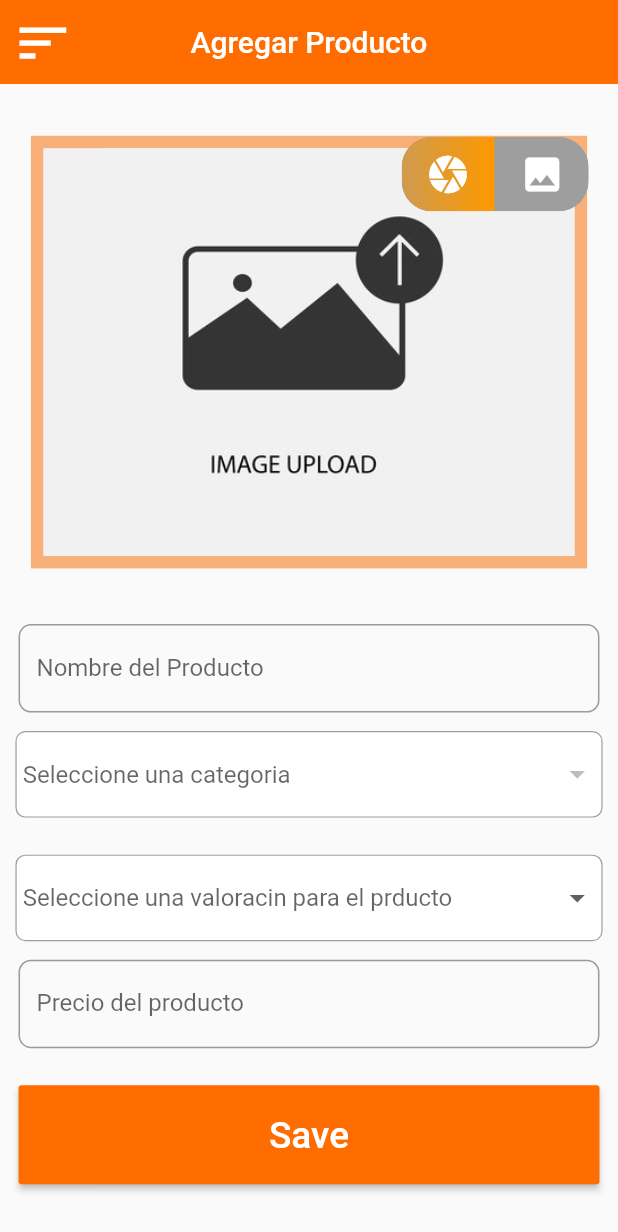
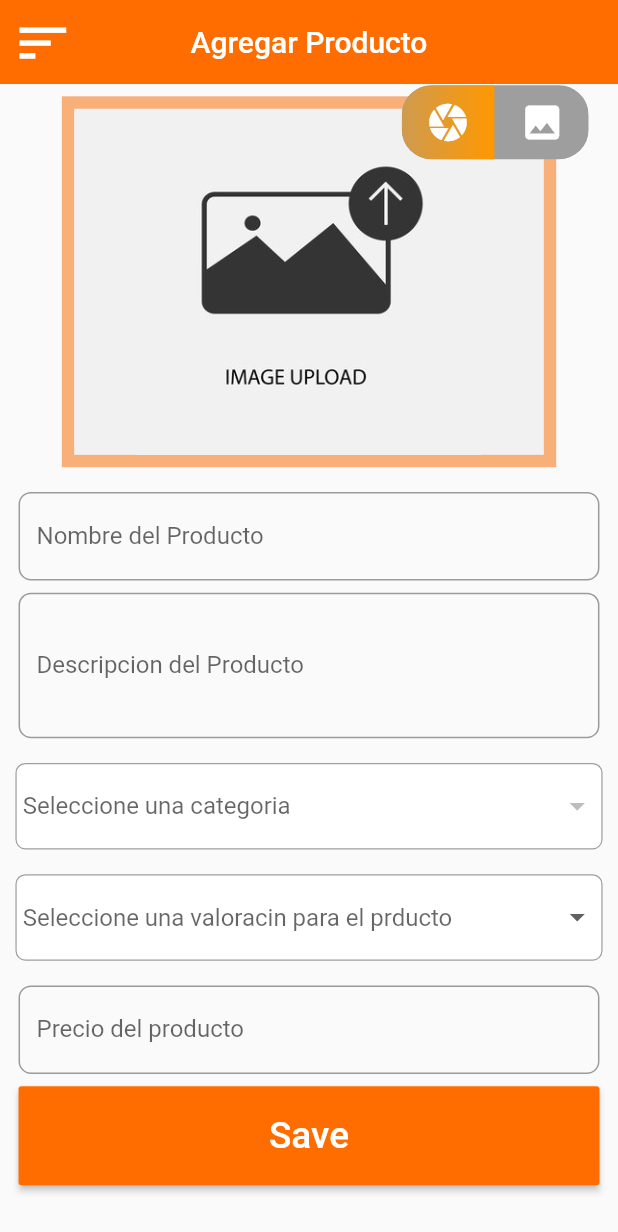
Before and after one commit to javierrrrrrrrrrrr/food_admin, a Flutter app: the AddProduct screen opened directly, on a phone screen of 412 x 824 dp. Shown: the top 1232 px of the screen. Run offline on Flutter 3.47's test engine with Material 2 defaults, Android fonts, the phone set to English and light mode, and no system bars; drawn by our look-alikes of toggle_switch; our stand-ins replace bloc, equatable, flutter_image_compress, flutter_slidable, image_picker, lottie; missing offline and left inert: data_connection_checker_tv.

Commit message:
completad agregar prdcuto incluyendo bajar calidad

```diff
--- a/lib/features/main_components/widgets/category_or_products_body.dart
+++ b/lib/features/main_components/widgets/category_or_products_body.dart
@@ -66,8 +66,10 @@ class ListProductsOrCategoryBody extends StatelessWidget {
                   loadingSpinner(context);
                   //setando valores
                   imageProvider.pictureIsSelected = false;
+                  imageProvider.setimage();
                   productProvider.selectedcategory = null;
                   productProvider.rating = null;
+
                   //
                   bool respuesta = await categoryProvider.getCategories();
                   if (respuesta == true) {
--- a/lib/features/products/presentation/pages/add_produt_page.dart
+++ b/lib/features/products/presentation/pages/add_produt_page.dart
@@ -29,20 +29,18 @@ class AddProduct extends StatelessWidget {
         icono: Icons.sort,
         title: "Agregar Producto",
       ),
-      body: Padding(
-        padding: EdgeInsets.only(top: size.height * 0.03),
-        child: Center(
-          child: Form(
+      body: Form(
         autovalidateMode: AutovalidateMode.onUserInteraction,
         key: productProvider.formkey,
         child: Stack(
           children: [
             SingleChildScrollView(
               child: Column(
+                //mainAxisAlignment: MainAxisAlignment.spaceBetween,
                 children: [
+                  SizedBox(height: size.height * 0.01),
                   const ContainerWithUploadIMage(),
-                      SizedBox(height: size.height * 0.015),
-                      SizedBox(height: size.height * 0.03),
+                  SizedBox(height: size.height * 0.02),
                   CustomField(
                     hintext: "Nombre del Producto",
                     onChanged: (value) {
@@ -52,14 +50,16 @@ class AddProduct extends StatelessWidget {
                       return validateanyCharacter(value);
                     },
                   ),
+                  SizedBox(height: size.height * 0.01),
+                  const CustomTextArea(),
+                  SizedBox(height: size.height * 0.02),
                   SelectCustomWidget(
                     hinttext: "Seleccione una categoria",
                     value: productProvider.selectedcategory,
                     onChanged: (value) {
                       productProvider.changecategoryvalue(value!);
                     },
-                        items:
-                            categoryProvider.categorylist.map((Category value) {
+                    items: categoryProvider.categorylist.map((Category value) {
                       return DropdownMenuItem<String>(
                         value: value.name,
                         onTap: (() =>
@@ -68,6 +68,7 @@ class AddProduct extends StatelessWidget {
                       );
                     }).toList(),
                   ),
+                  SizedBox(height: size.height * 0.02),
                   SelectCustomWidget(
                     value: productProvider.rating == null
                         ? null
@@ -84,6 +85,7 @@ class AddProduct extends StatelessWidget {
                       );
                     }).toList(),
                   ),
+                  SizedBox(height: size.height * 0.02),
                   CustomField(
                     hintext: "Precio del producto",
                     onChanged: (value) {
@@ -96,21 +98,23 @@ class AddProduct extends StatelessWidget {
                   Padding(
                     padding: EdgeInsets.symmetric(
                         horizontal: size.width * 0.03,
-                            vertical: size.height * 0.03),
+                        vertical: size.height * 0.01),
                     child: CustomSaveButtom(
                       onPressed: () async {
                         if (productProvider.isValidForm() &&
                             imageprovider.image != null) {
                           loadingSpinner(context);
                           bool respuesta = await productProvider.addProduct(
+                            isrecomended: imageprovider.isfavorite,
+                            description: productProvider.productdescription!,
+                            rating: productProvider.rating!,
                             nombre: productProvider.productname!,
                             categoryid: productProvider.selectedcategoryid!,
                             price: double.parse(
                                 productProvider.productnominalprice),
                           );
                           if (respuesta == true) {
-                                bool respuesta2 =
-                                    await imageprovider.uploadImage(
+                            bool respuesta2 = await imageprovider.uploadImage(
                               id: productProvider.createdpreduct!.id,
                             );
                             // productProvider.productsList.remove(productProvider.createdpreduct);
@@ -121,6 +125,7 @@ class AddProduct extends StatelessWidget {
                                       productProvider.createdpreduct!.id);
 
                               if (respuesta3 == true) {
+                                imageprovider.isfavorite = false;
                                 Navigator.pop(context);
                                 Navigator.pop(context);
                               } else {
@@ -128,8 +133,7 @@ class AddProduct extends StatelessWidget {
                                 Navigator.pop(context);
                                 ScaffoldMessenger.of(context).showSnackBar(
                                   const SnackBar(
-                                        content:
-                                            Text("Error al crear el producto"),
+                                    content: Text("Error al crear el producto"),
                                   ),
                                 );
                               }
@@ -154,25 +158,26 @@ class AddProduct extends StatelessWidget {
                         } else {
                           if (productProvider.isValidForm()) {
                             loadingSpinner(context);
-                                bool respuesta =
-                                    await productProvider.addProduct(
+                            bool respuesta = await productProvider.addProduct(
+                              isrecomended: imageprovider.isfavorite,
+                              description: productProvider.productdescription!,
+                              rating: productProvider.rating!,
                               nombre: productProvider.productname!,
-                                  categoryid:
-                                      productProvider.selectedcategoryid!,
+                              categoryid: productProvider.selectedcategoryid!,
                               price: double.parse(
                                   productProvider.productnominalprice),
                             );
                             productProvider.addproducttoList();
 
                             if (respuesta == true) {
+                              imageprovider.isfavorite = false;
                               Navigator.pop(context);
                               Navigator.pop(context);
                             } else {
                               Navigator.pop(context);
                               ScaffoldMessenger.of(context).showSnackBar(
                                 const SnackBar(
-                                      content:
-                                          Text("Error al crear el producto"),
+                                  content: Text("Error al crear el producto"),
                                 ),
                               );
                             }
@@ -199,9 +204,39 @@ class AddProduct extends StatelessWidget {
           ],
         ),
       ),
+    );
+  }
+}
+
+class CustomTextArea extends StatelessWidget {
+  const CustomTextArea({
+    Key? key,
+  }) : super(key: key);
+
+  @override
+  Widget build(BuildContext context) {
+    final productProvider = Provider.of<ProductProvider>(context);
+    final size = MediaQuery.of(context).size;
+    return Padding(
+        padding: EdgeInsets.symmetric(horizontal: size.width * 0.03),
+        child: TextFormField(
+            validator: (value) {
+              return validateanyCharacter(value);
+            },
+            onChanged: (value) {
+              productProvider.productdescription = value;
+            },
+            maxLines: 3,
+            decoration: InputDecoration(
+              border: OutlineInputBorder(
+                borderRadius: BorderRadius.all(
+                  Radius.circular(size.height * 0.01),
                 ),
+                //bordes redondos
               ),
-    );
+              labelText: "Descripcion del Producto",
+              //  hintText: "Descripcion del Producto",
+            )));
   }
 }
 
@@ -212,25 +247,66 @@ class ContainerWithUploadIMage extends StatelessWidget {
 
   @override
   Widget build(BuildContext context) {
-    final pruebaprovider = Provider.of<UPImageProvider>(context);
+    final imageProvider = Provider.of<UPImageProvider>(context);
 
     final size = MediaQuery.of(context).size;
-    return pruebaprovider.pictureIsSelected == true
-        ? SizedBox(
-            height: size.height * 0.35,
-            width: size.width * 0.9,
+    return imageProvider.pictureIsSelected == true
+        ? Stack(
+            children: [
+              SizedBox(
+                height: size.height * 0.3,
+                width: size.width * 0.8,
                 child: Image(
-              image: FileImage(pruebaprovider.image!),
-              fit: BoxFit.fill,
+                  image: FileImage(imageProvider.image!),
+                  fit: BoxFit.cover,
+                ),
+              ),
+              Positioned(
+                right: 0,
+                child: GestureDetector(
+                  onTap: () {
+                    imageProvider.pictureIsSelected = false;
+                    imageProvider.setimage();
+                  },
+                  child: Container(
+                    color: Colors.white.withOpacity(0.6),
+                    child: Icon(Icons.delete,
+                        color: Colors.red, size: size.height * 0.04),
+                  ),
+                ),
+              ),
+              Positioned(
+                  left: size.width * 0.01,
+                  child: imageProvider.isfavorite == true
+                      ? GestureDetector(
+                          onTap: () => imageProvider.changeisfavorite(),
+                          child: Icon(
+                            Icons.favorite,
+                            color: Colors.red,
+                            size: size.height * 0.05,
                           ),
                         )
                       : GestureDetector(
+                          onTap: () => imageProvider.changeisfavorite(),
+                          child: Icon(
+                            Icons.favorite,
+                            color: Colors.grey,
+                            size: size.height * 0.05,
+                          ),
+                        )),
+            ],
+          )
+        : GestureDetector(
             onTap: () async {
-              await pruebaprovider.selectPicture(context);
+              if (imageProvider.cameraSelectPicture == true) {
+                await imageProvider.selectPicture(context, false);
+              } else {
+                await imageProvider.selectPicture(context, true);
+              }
             },
             child: Container(
-              height: size.height * 0.35,
-              width: size.width * 0.9,
+              height: size.height * 0.3,
+              width: size.width * 0.8,
               decoration: BoxDecoration(
                 color: const Color.fromRGBO(241, 241, 241, 1),
                 //bordes
--- a/lib/features/products/presentation/widgets/custom_toggle_buttom.dart
+++ b/lib/features/products/presentation/widgets/custom_toggle_buttom.dart
@@ -11,9 +11,10 @@ class CustomToggleButtom extends StatelessWidget {
 
   @override
   Widget build(BuildContext context) {
-    final pruebaprovider = Provider.of<UPImageProvider>(context);
+    final imageProvider = Provider.of<UPImageProvider>(context);
     final size = MediaQuery.of(context).size;
-    return ToggleSwitch(
+    return imageProvider.image == null
+        ? ToggleSwitch(
             minWidth: size.width * 0.15,
             minHeight: size.height * 0.06,
             initialLabelIndex: 0,
@@ -36,9 +37,10 @@ class CustomToggleButtom extends StatelessWidget {
             curve: Curves
                 .bounceInOut, // animate must be set to true when using custom curve
             onToggle: (index) {
-        pruebaprovider.gallerySelectPicture = index == 0 ? false : true;
-        print(pruebaprovider.gallerySelectPicture);
+              imageProvider.cameraSelectPicture = index == 0 ? false : true;
+              print(imageProvider.cameraSelectPicture);
             },
-    );
+          )
+        : Container();
   }
 }
--- a/lib/features/products/presentation/widgets/select_option_widget.dart
+++ b/lib/features/products/presentation/widgets/select_option_widget.dart
@@ -25,7 +25,7 @@ class SelectCustomWidget extends StatelessWidget {
     final productProvider = Provider.of<ProductProvider>(context);
 
     return Padding(
-        padding: EdgeInsets.symmetric(vertical: size.height * 0.015),
+        padding: EdgeInsets.symmetric(vertical: size.height * 0),
         child: Container(
           height: size.height * 0.07,
           width: size.width * 0.95,
--- a/pubspec.yaml
+++ b/pubspec.yaml
@@ -48,6 +48,7 @@ dependencies:
   image_picker: ^0.8.6
   http: ^0.13.5
   intl: ^0.17.0
+  flutter_image_compress: ^1.1.3
 
 
 
```
Also changed, not shown: lib/features/categories/presentation/Widgets/list_element_container.dart (+7 -0 lines), lib/features/products/presentation/Providers/products_provider.dart (+7 -3 lines), lib/features/products/presentation/Providers/up_image_provider.dart (+48 -6 lines), assets/image_error.jpg (added), pubspec.lock. Lines whose indentation alone changed are shown as unchanged.
